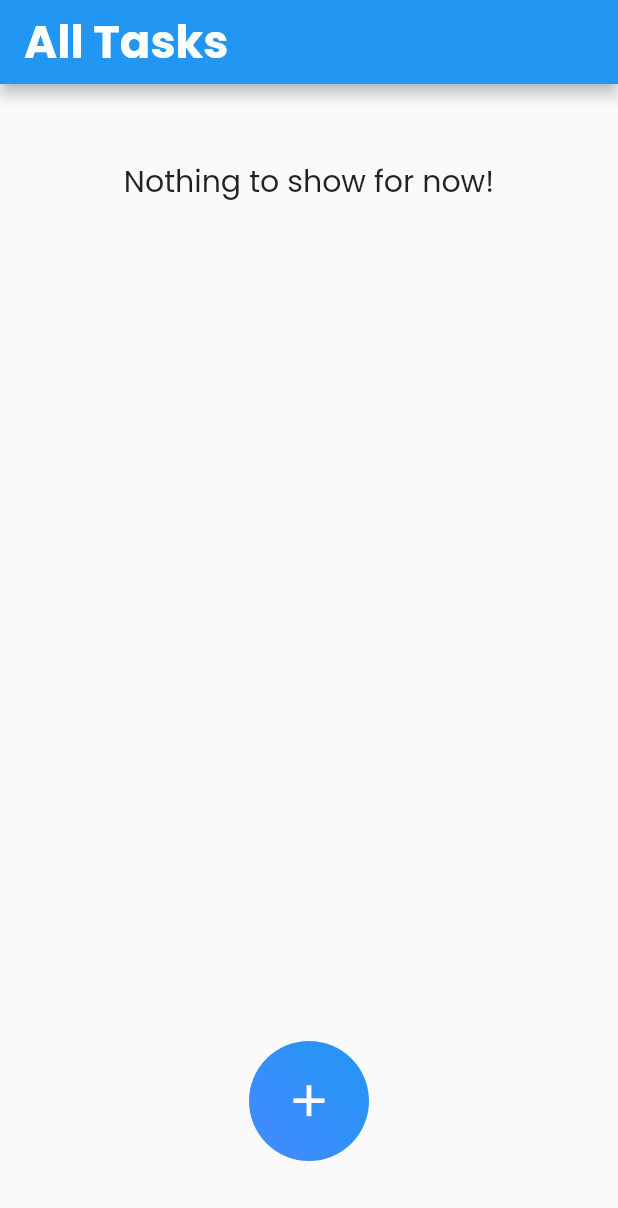
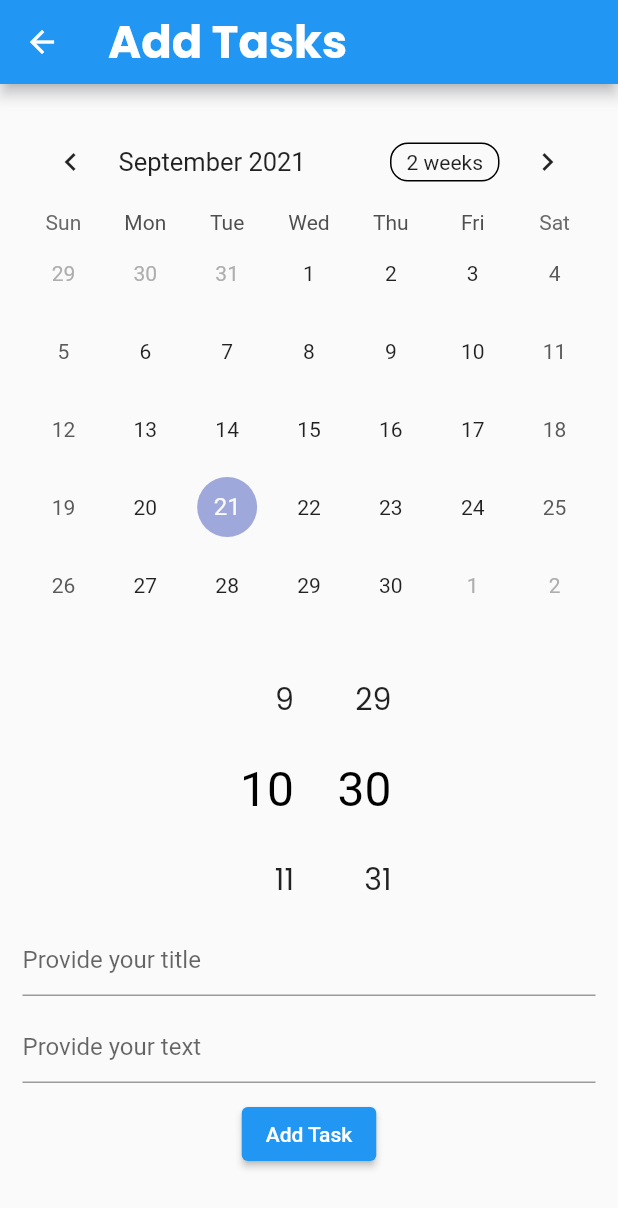
Before and after one commit to themmfa/task_manager_app_flutter, a Flutter app: the screen it shows after launch, after a tap on the "add" icon, on a phone screen of 412 x 824 dp. Shown: the top 1208 px of the screen. Run offline on Flutter 3.47's test engine with Material 2 defaults, Android fonts, the phone set to English and light mode, and no system bars; drawn by our look-alikes of flutter_time_picker_spinner, table_calendar; our stand-ins replace google_fonts.

Commit message:
Task Manager v1.4
Some changes made.

```diff
--- /dev/null
+++ b/task_management_app_flutter/lib/add_task.dart
@@ -0,0 +1,133 @@
+import 'package:flutter/material.dart';
+import 'package:google_fonts/google_fonts.dart';
+import 'package:provider/provider.dart';
+import 'package:table_calendar/table_calendar.dart';
+import 'package:task_management_app_flutter/models/list_items.dart';
+import 'package:flutter_time_picker_spinner/flutter_time_picker_spinner.dart';
+
+class AddTask extends StatefulWidget {
+  @override
+  _AddTaskState createState() => _AddTaskState();
+}
+
+class _AddTaskState extends State<AddTask> {
+  List<ListItems> itemList = [];
+  DateTime? _dateTime;
+  DateTime? _selectedDate;
+  DateTime _focusedDay = DateTime.now();
+  CalendarFormat _calendarFormat = CalendarFormat.month;
+
+  final _titleController = TextEditingController();
+  final _textController = TextEditingController();
+  final _timeController = TextEditingController();
+
+  @override
+  void dispose() {
+    _titleController.dispose();
+    _textController.dispose();
+    _timeController.dispose();
+    super.dispose();
+  }
+
+  @override
+  Widget build(BuildContext context) {
+    return Scaffold(
+      appBar: AppBar(
+        title: Text(
+          "Add Tasks",
+          style: GoogleFonts.poppins(
+            fontSize: 30,
+            fontWeight: FontWeight.bold,
+          ),
+        ),
+      ),
+      body: Padding(
+        padding: EdgeInsets.only(left: 15, right: 15),
+        child: Column(
+          crossAxisAlignment: CrossAxisAlignment.start,
+          children: [
+            SizedBox(
+              height: 20,
+            ),
+            Column(
+              children: [
+                TableCalendar(
+                  focusedDay: _focusedDay,
+                  firstDay: DateTime(2021),
+                  lastDay: DateTime(2030),
+                  calendarFormat: _calendarFormat,
+                  selectedDayPredicate: (day) {
+                    return isSameDay(_selectedDate, day);
+                  },
+                  onDaySelected: (selectedDate, focusedDay) {
+                    if (!isSameDay(_selectedDate, selectedDate)) {
+                      setState(() {
+                        _selectedDate = selectedDate;
+                        _focusedDay = focusedDay;
+                      });
+                    }
+                  },
+                  onFormatChanged: (format) {
+                    if (_calendarFormat != format) {
+                      setState(() {
+                        _calendarFormat = format;
+                      });
+                    }
+                  },
+                  onPageChanged: (focusedDay) {
+                    _focusedDay = focusedDay;
+                  },
+                ),
+                SizedBox(
+                  height: 20,
+                ),
+                TimePickerSpinner(
+                  is24HourMode: true,
+                  normalTextStyle: GoogleFonts.poppins(fontSize: 20),
+                  onTimeChange: (time) {
+                    setState(() {
+                      _dateTime = time;
+                    });
+                  },
+                ),
+                TextField(
+                  controller: _titleController,
+                  decoration: InputDecoration(
+                    hintText: "Provide your title",
+                  ),
+                ),
+                SizedBox(
+                  height: 10,
+                ),
+                TextField(
+                  controller: _textController,
+                  decoration: InputDecoration(
+                    hintText: "Provide your text",
+                  ),
+                ),
+                SizedBox(
+                  height: 10,
+                ),
+                ElevatedButton(
+                  child: Text("Add Task"),
+                  onPressed: () {
+                    setState(() {
+                      itemList.add(
+                        ListItems(
+                            title: _titleController.text,
+                            text: _textController.text,
+                            selectedDayTime: _selectedDate,
+                            selectedTime: _dateTime),
+                      );
+                    });
+                    Navigator.pop(context);
+                  },
+                ),
+              ],
+            ),
+          ],
+        ),
+      ),
+    );
+  }
+}
--- a/task_management_app_flutter/lib/home_page.dart
+++ b/task_management_app_flutter/lib/home_page.dart
@@ -1,5 +1,6 @@
 import 'package:flutter/material.dart';
 import 'package:google_fonts/google_fonts.dart';
+import 'package:task_management_app_flutter/add_task.dart';
 
 class AllTasks extends StatefulWidget {
   const AllTasks({Key? key}) : super(key: key);
@@ -42,7 +43,10 @@ class _AllTasksState extends State<AllTasks> {
                     ),
             ),
             InkWell(
-              onTap: () {},
+              onTap: () {
+                Navigator.push(context,
+                    MaterialPageRoute(builder: (context) => AddTask()));
+              },
               child: Container(
                 height: 80,
                 width: 80,
--- /dev/null
+++ b/task_management_app_flutter/lib/models/list_items.dart
@@ -0,0 +1,12 @@
+class ListItems {
+  String? title;
+  String? text;
+  DateTime? selectedDayTime;
+  DateTime? selectedTime;
+
+  ListItems(
+      {required this.title,
+      required this.text,
+      required this.selectedDayTime,
+      this.selectedTime});
+}
--- a/task_management_app_flutter/lib/provider/tasks.dart
+++ /dev/null
@@ -1,48 +0,0 @@
-import 'package:flutter/material.dart';
-import 'package:flutter/foundation.dart';
-import 'package:flutter/services.dart';
-import 'package:provider/provider.dart';
-
-class Tasks {
-  String? id;
-  String? description;
-  DateTime? dueDate;
-  TimeOfDay? dueTime;
-  bool? isFinish;
-
-  Tasks(
-      {required this.id,
-      required this.description,
-      this.dueDate,
-      this.dueTime,
-      this.isFinish = false});
-}
-
-class TaskProvider with ChangeNotifier {
-  List<Tasks> get itemList {
-    return _taskList;
-  }
-
-  List<Tasks> _taskList = [];
-
-  void newTask(Tasks task) {
-    final newTask = Tasks(
-      id: task.id,
-      description: task.description,
-      dueDate: task.dueDate,
-      dueTime: task.dueTime,
-    );
-    _taskList.add(newTask);
-    notifyListeners();
-  }
-
-  void editTask(Tasks task) {
-    removeTask(task.id!);
-    newTask(task);
-  }
-
-  void removeTask(String id) {
-    _taskList.removeWhere((task) => task.id! == id);
-    notifyListeners();
-  }
-}
--- a/task_management_app_flutter/lib/widgets/new_task.dart
+++ /dev/null
@@ -1,2 +0,0 @@
-import 'package:flutter/material.dart';
-import 'package:flutter/foundation.dart';
--- a/task_management_app_flutter/pubspec.yaml
+++ b/task_management_app_flutter/pubspec.yaml
@@ -31,6 +31,8 @@ dependencies:
   google_fonts: ^2.1.0
   table_calendar: ^3.0.2
   provider: ^6.0.0
+  intl: ^0.17.0
+  flutter_time_picker_spinner: ^2.0.0
 
 dev_dependencies:
   flutter_test:
```
Also changed, not shown: task_management_app_flutter/pubspec.lock.
